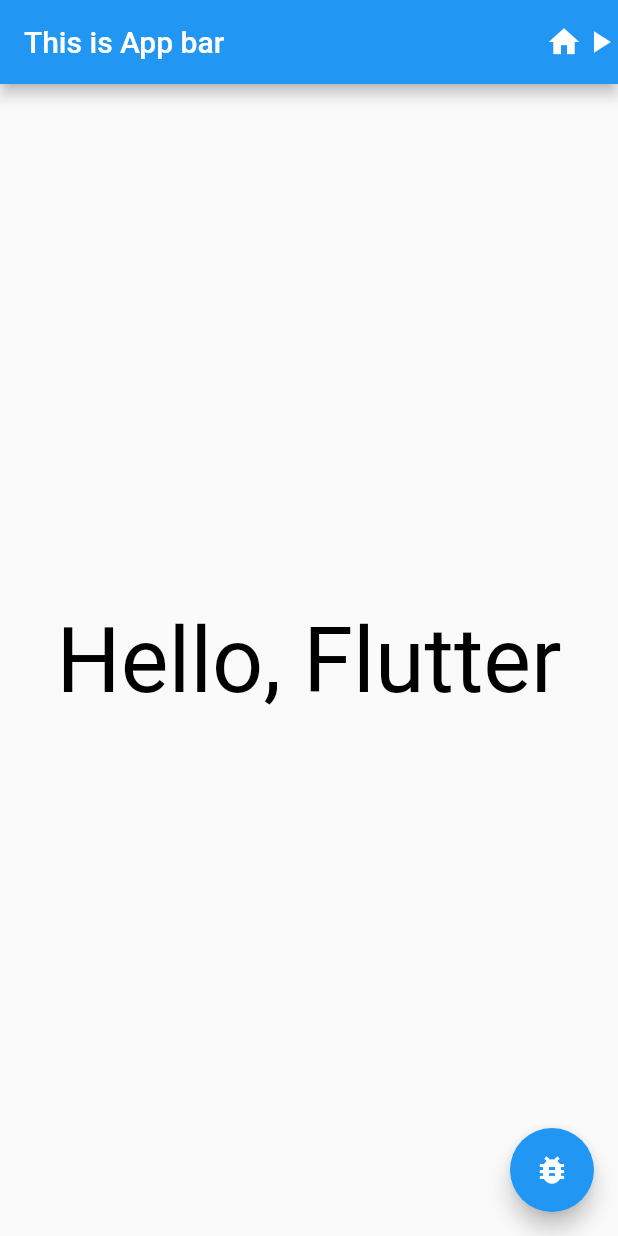
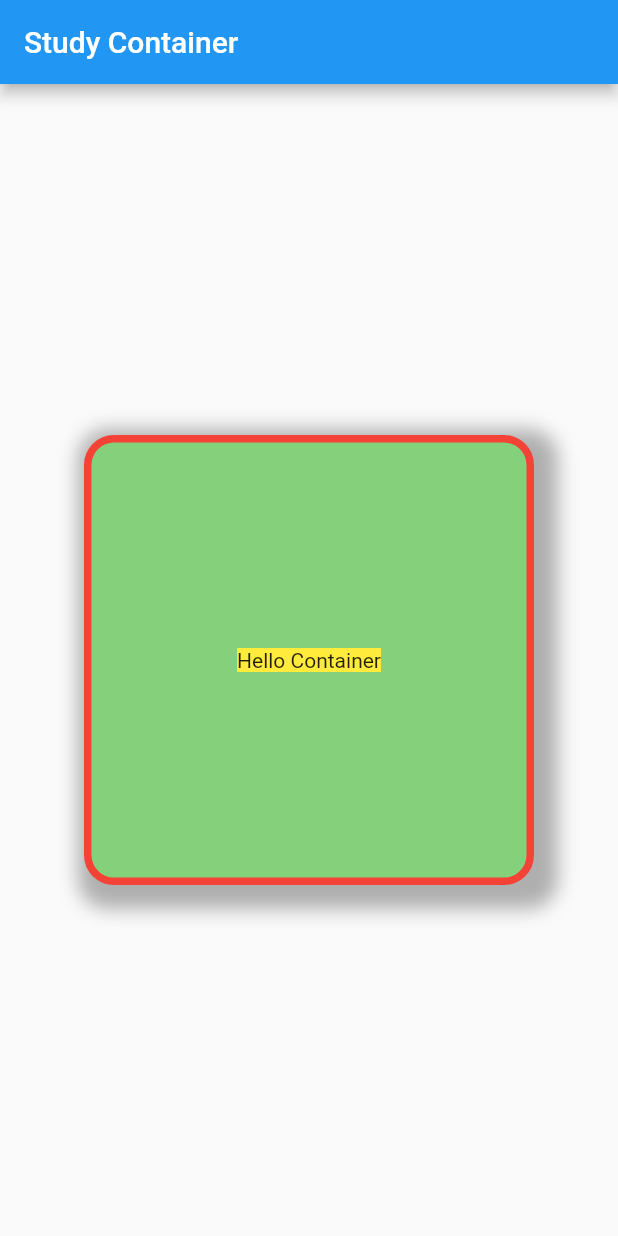
Before and after one commit to hwibinissuccess/FlutterBasicPrac, a Flutter app: the screen it shows after launch, on a phone screen of 412 x 824 dp. Run offline on Flutter 3.47's test engine with Material 2 defaults, Android fonts, the phone set to English and light mode, and no system bars.

Commit message:
feat: Widget 기초_Container, Center

```diff
--- a/lib/main.dart
+++ b/lib/main.dart
@@ -1,41 +1,48 @@
 import 'package:flutter/material.dart';
 
 void main() {
-  runApp(MaterialApp(
-    home: Scaffold(
-      appBar: AppBar(
-        actions: [
-          Icon(Icons.home),
-          Icon(Icons.play_arrow)
-        ],
-        centerTitle: false,
-        title: Text('This is App bar'),
+  runApp(
+    MaterialApp(
+      home: Scaffold(
+        appBar: AppBar(
+          title: Text('Study Container'),
+        ),
+        body: CustomContainer(),
       ),
-      body: TestWidget(
-      ),
-      floatingActionButton: FloatingActionButton(
-          child: Icon(Icons.bug_report),
-          onPressed: (){
-            print('TAB!');
-          }),
     ),
-  ));
+  );
 }
 
-class TestWidget extends StatelessWidget {
-  const TestWidget({Key? key}) : super(key: key);
+class CustomContainer extends StatelessWidget {
+  const CustomContainer({Key? key}) : super(key: key);
 
   @override
   Widget build(BuildContext context) {
-    return SafeArea(
-      child: Center(
-        child: Text(
-          'Hello, Flutter',
-          style: TextStyle(
-            fontSize: 60,
-            color: Colors.black,
+    return Center(
+      child: Container(
+        width: 300,
+        height: 300,
+        padding: EdgeInsets.fromLTRB(10, 12, 10, 12),
+        decoration: BoxDecoration(
+          color: Color(0xFF85D07B),
+          border: Border.all(
+            color: Colors.red,
+            width: 5,
+            style: BorderStyle.solid,
           ),
+          borderRadius: BorderRadius.circular(20),
+          boxShadow: [
+            BoxShadow(
+                color: Colors.black.withOpacity(0.3),
+                offset: Offset(6, 6),
+                blurRadius: 10,
+                spreadRadius: 10),
+          ],
         ),
+        // margin: EdgeInsets.symmetric(vertical: 12,horizontal: 10),
+        child: Center(
+            child: Container(
+                color: Colors.yellow, child: Text('Hello Container'))),
       ),
     );
   }
```
